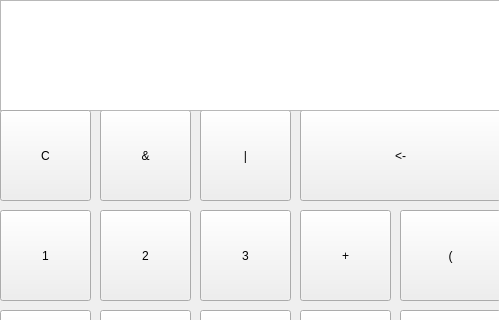
The window that src/calc/mainwindow.ui (Nice-try-zzw/calc) describes before a commit, drawn with Qt 5; both pictures show x 0 to 499 and y 0 to 320 of the 499 by 647 pixel window.
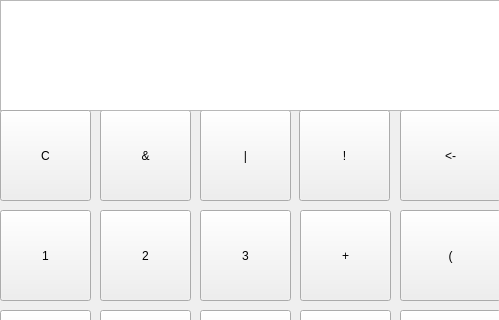
The same window after the commit.

Patch:
```diff
--- a/src/calc/mainwindow.ui
+++ b/src/calc/mainwindow.ui
@@ -30,9 +30,9 @@
    <widget class="QPushButton" name="pbtnback">
     <property name="geometry">
      <rect>
-      <x>300</x>
+      <x>400</x>
       <y>110</y>
-      <width>201</width>
+      <width>101</width>
       <height>91</height>
      </rect>
     </property>
@@ -315,6 +315,19 @@
      <string>8</string>
     </property>
    </widget>
+   <widget class="QPushButton" name="pbtnfou">
+    <property name="geometry">
+     <rect>
+      <x>299</x>
+      <y>110</y>
+      <width>91</width>
+      <height>91</height>
+     </rect>
+    </property>
+    <property name="text">
+     <string>!</string>
+    </property>
+   </widget>
   </widget>
   <widget class="QMenuBar" name="menubar">
    <property name="geometry">
```
